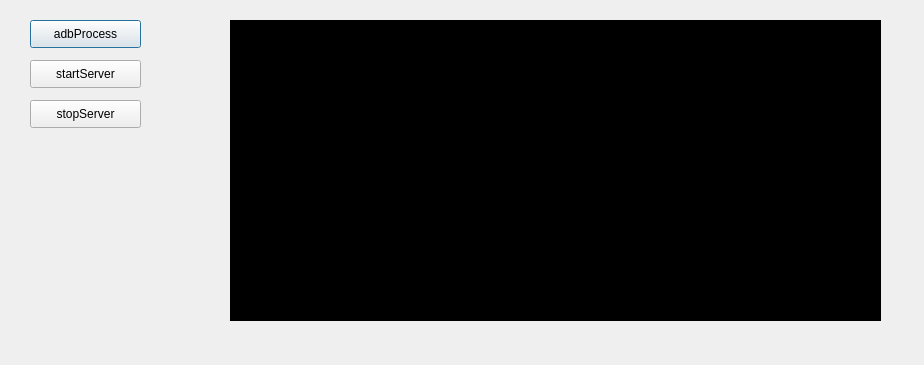
Before: the Qt Designer form src/dialog.ui in barry-ran/QtScrcpy, drawn with Qt 5.
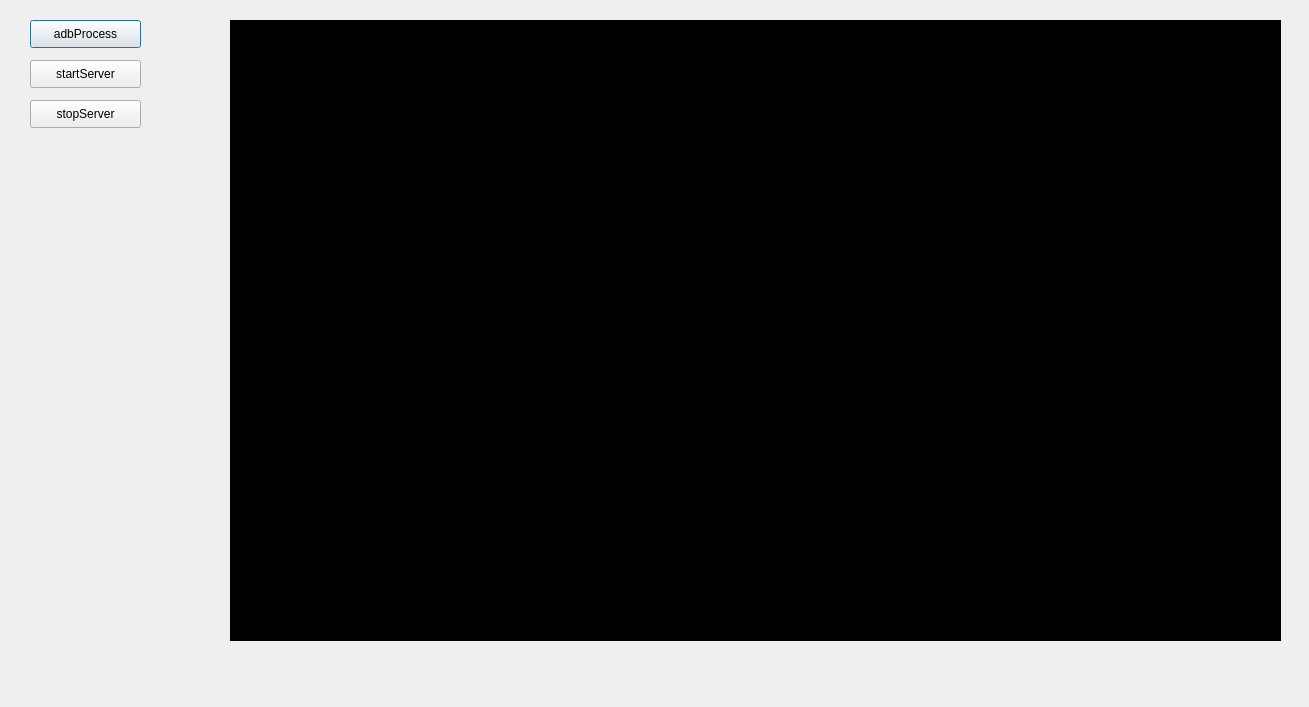
After: the same form once the commit is applied.

What changed in the file:
```diff
--- a/src/dialog.ui
+++ b/src/dialog.ui
@@ -6,8 +6,8 @@
    <rect>
     <x>0</x>
     <y>0</y>
-    <width>924</width>
-    <height>365</height>
+    <width>1309</width>
+    <height>707</height>
    </rect>
   </property>
   <property name="windowTitle">
@@ -57,8 +57,8 @@
     <rect>
      <x>230</x>
      <y>20</y>
-     <width>651</width>
-     <height>301</height>
+     <width>1051</width>
+     <height>621</height>
     </rect>
    </property>
    <property name="styleSheet">
```
